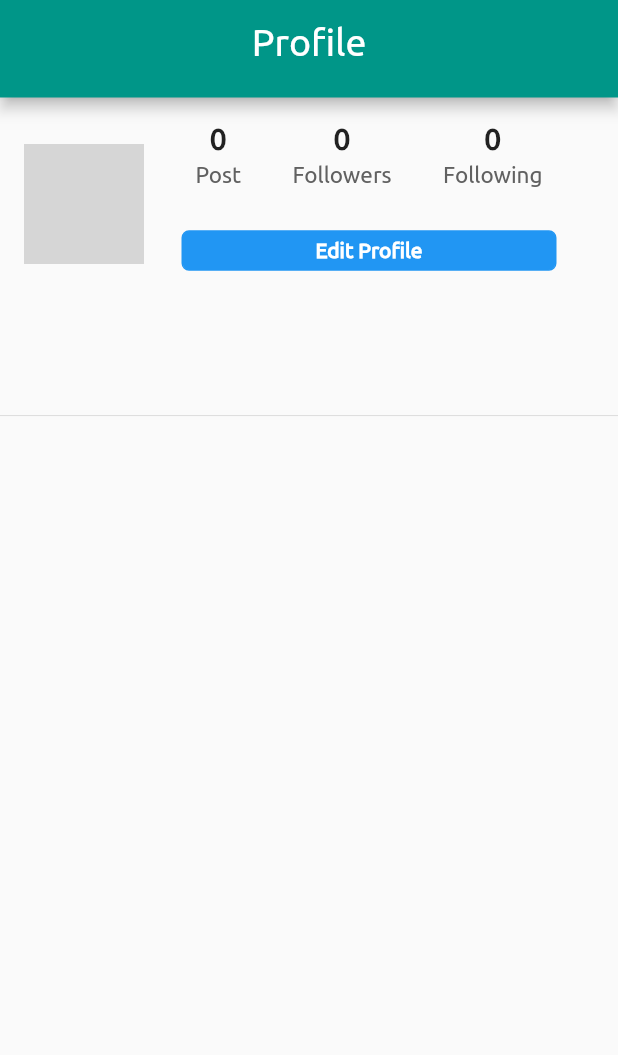
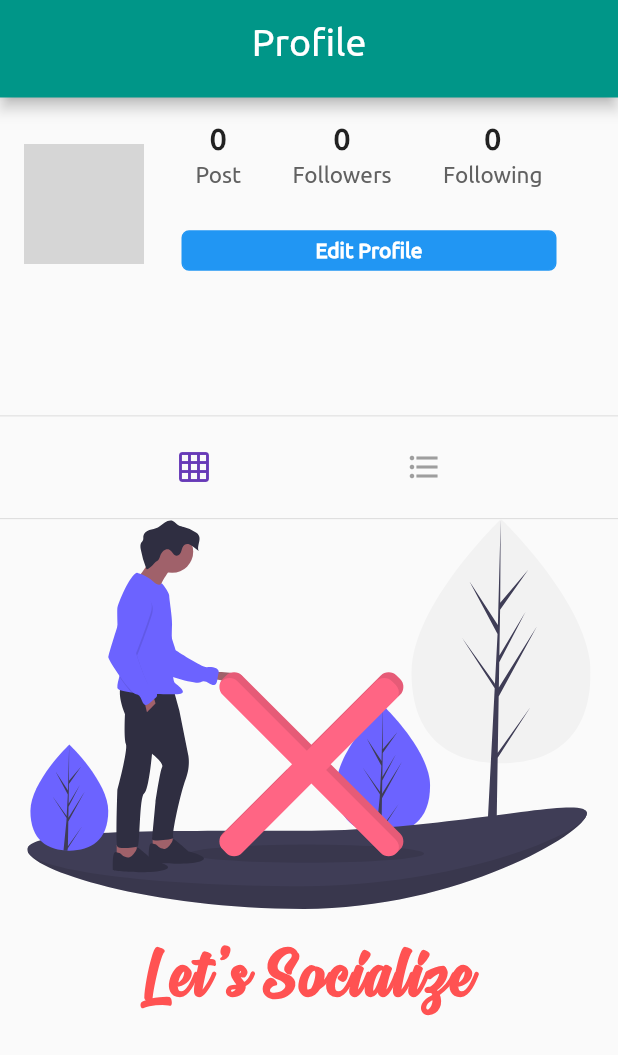
Before and after one commit to 07Abhi/besocial, a Flutter app: the Profile screen opened directly, on a phone screen of 412 x 824 dp. Shown: the top 1055 px of the screen. Run offline on Flutter 3.47's test engine with Material 2 defaults, Android fonts, the phone set to English and light mode, and no system bars; our stand-ins replace cached_network_image, cloud_firestore, firebase_storage, flutter_svg, google_sign_in, image_picker and 2 more; missing offline and left inert: animator, flutter_auth_buttons; accounts and stored records are empty; network calls fail; grey boxes are pictures that could not be loaded.

```diff
--- a/lib/main.dart
+++ b/lib/main.dart
@@ -1,4 +1,7 @@
+import 'package:cloud_firestore/cloud_firestore.dart';
+import 'screens/comments.dart';
 import 'package:flutter/material.dart';
+import 'package:flutter_svg/svg.dart';
 import 'screens/signinpage.dart';
 import 'screens/createuser.dart';
 import 'screens/updationpage.dart';
@@ -23,3 +26,32 @@ class MyApp extends StatelessWidget {
     );
   }
 }
+
+Container noPostAvailable(String msg) {
+  return Container(
+    child: Column(
+      mainAxisAlignment: MainAxisAlignment.center,
+      children: <Widget>[
+        SvgPicture.asset(
+          'images/no_content.svg',
+          height: 260.0,
+        ),
+        Padding(
+          padding: EdgeInsets.only(
+            top: 20.0,
+          ),
+          child: Text(
+            msg,
+            style: TextStyle(
+              fontFamily: 'Signatra',
+              color: Colors.redAccent,
+              fontWeight: FontWeight.bold,
+              fontSize: 50.0,
+              letterSpacing: 2.0,
+            ),
+          ),
+        ),
+      ],
+    ),
+  );
+}
--- a/lib/screens/profilepage.dart
+++ b/lib/screens/profilepage.dart
@@ -1,3 +1,5 @@
+import 'package:besocial/main.dart';
+import 'package:flutter_svg/flutter_svg.dart';
 import 'package:besocial/widgets/post_tiles_gridviews.dart';
 import 'package:besocial/widgets/postwidget.dart';
 import 'package:besocial/widgets/header.dart';
@@ -24,6 +26,7 @@ class _ProfileState extends State<Profile> {
   bool isLoading = false;
   int postCount = 0;
   List<Post> posts = [];
+  String postOrientation = 'grid';
 
   editProfile() {
     Navigator.push(
@@ -44,6 +47,7 @@ class _ProfileState extends State<Profile> {
   Future refreshPage() async {
     //await Future.delayed(Duration(seconds: 1));
     var data = await userRef.document(widget.profileId).get();
+    await getProfilePost();
     setState(() {
       profileData = data;
     });
@@ -220,7 +224,9 @@ class _ProfileState extends State<Profile> {
   buildProfilePost() {
     if (isLoading) {
       return circularProgress();
-    }
+    } else if (posts.isEmpty) {
+     return noPostAvailable('Let\'s Socialize');
+    } else if (postOrientation == 'grid') {
       List<GridTile> gridTiles = [];
       posts.forEach((post) {
         gridTiles.add(GridTile(child: PostTile(post)));
@@ -234,9 +240,42 @@ class _ProfileState extends State<Profile> {
         physics: NeverScrollableScrollPhysics(),
         children: gridTiles,
       );
-//    return Column(
-//      children: posts,
-//    );
+    } else if (postOrientation == 'list') {
+      return Column(
+        children: posts,
+      );
+    }
+  }
+
+  setPostOrientation(String postOri) {
+    setState(() {
+      postOrientation = postOri;
+    });
+  }
+
+  Padding buildTogglePostOrientation() {
+    return Padding(
+      padding: const EdgeInsets.symmetric(vertical: 10.0),
+      child: Row(
+        mainAxisAlignment: MainAxisAlignment.spaceEvenly,
+        children: <Widget>[
+          IconButton(
+            onPressed: () => setPostOrientation('grid'),
+            icon: Icon(Icons.grid_on),
+            color: postOrientation == 'grid'
+                ? Theme.of(context).primaryColor
+                : Colors.grey,
+          ),
+          IconButton(
+            onPressed: () => setPostOrientation('list'),
+            icon: Icon(Icons.format_list_bulleted),
+            color: postOrientation == 'list'
+                ? Theme.of(context).primaryColor
+                : Colors.grey,
+          ),
+        ],
+      ),
+    );
   }
 
   @override
@@ -256,7 +295,11 @@ class _ProfileState extends State<Profile> {
           children: <Widget>[
             buildProfileHeader(),
             Divider(
-              height: 0.1,
+              height: 0.5,
+            ),
+            buildTogglePostOrientation(),
+            Divider(
+              height: 0.5,
             ),
             buildProfilePost()
           ],
--- a/lib/screens/searchpage.dart
+++ b/lib/screens/searchpage.dart
@@ -82,7 +82,8 @@ class _SearchState extends State<Search> {
                 color: Colors.white70,
                 fontFamily: 'Dancing_Script',
                 fontWeight: FontWeight.w600,
-                fontSize: 52.0,
+                fontSize: 50.0,
+                letterSpacing: 1.5,
               ),
             ),
           ],
--- a/lib/screens/timelinepage.dart
+++ b/lib/screens/timelinepage.dart
@@ -1,8 +1,5 @@
 import 'package:besocial/widgets/header.dart';
 import 'package:flutter/material.dart';
-import '../widgets/progressbars.dart';
-import 'package:cloud_firestore/cloud_firestore.dart';
-import 'package:besocial/widgets/progressbars.dart';
 
 class Timeline extends StatefulWidget {
   @override
--- a/pubspec.yaml
+++ b/pubspec.yaml
@@ -33,6 +33,7 @@ dependencies:
   flutter_auth_buttons: ^0.8.0
   flutter_facebook_login: ^3.0.0
   image_picker: ^0.6.7+4
+  modal_progress_hud: ^0.1.3
 
 dev_dependencies:
   flutter_test:
```
Also changed, not shown: lib/screens/comments.dart (added, +142 -0 lines), lib/screens/signinpage.dart (+4 -5 lines), lib/screens/uploadpage.dart (+16 -6 lines), lib/widgets/postwidget.dart (+101 -6 lines), pubspec.lock, 28 other files. Lines whose indentation alone changed are shown as unchanged.
